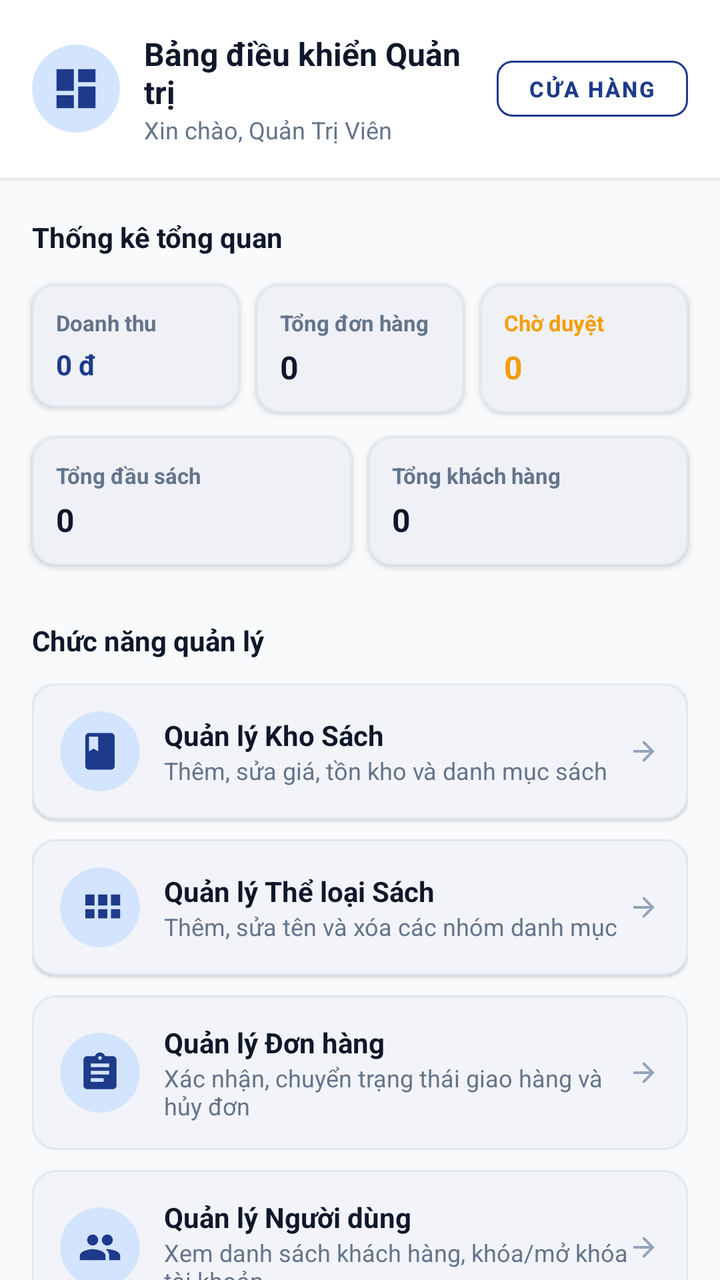
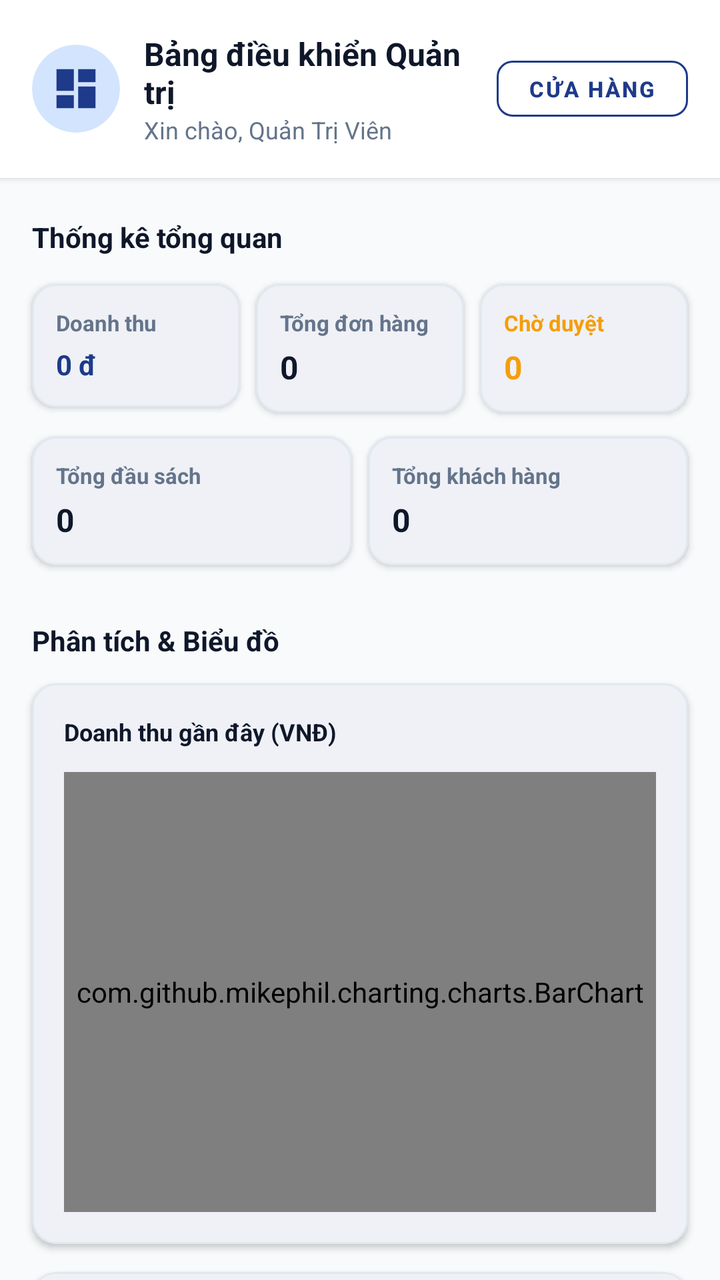

Compare the two renders of this Android layout. The source of the first and the diff that turns it into the second are given below.
<!-- AndroidManifest.xml: application theme Theme.Book_selling_app -->
<!-- res/layout/activity_admin_dashboard.xml -->
<?xml version="1.0" encoding="utf-8"?>
<androidx.core.widget.NestedScrollView xmlns:android="http://schemas.android.com/apk/res/android"
    xmlns:app="http://schemas.android.com/apk/res-auto"
    xmlns:tools="http://schemas.android.com/tools"
    android:layout_width="match_parent"
    android:layout_height="match_parent"
    android:background="@color/background"
    android:fillViewport="true"
    tools:context=".AdminDashboardActivity"
    tools:ignore="HardcodedText,ContentDescription">

    <LinearLayout
        android:layout_width="match_parent"
        android:layout_height="wrap_content"
        android:orientation="vertical"
        android:paddingBottom="40dp">

        
        <LinearLayout
            android:layout_width="match_parent"
            android:layout_height="wrap_content"
            android:background="@color/surface"
            android:elevation="2dp"
            android:orientation="vertical"
            android:paddingStart="16dp"
            android:paddingTop="16dp"
            android:paddingEnd="16dp"
            android:paddingBottom="16dp">

            <LinearLayout
                android:layout_width="match_parent"
                android:layout_height="wrap_content"
                android:gravity="center_vertical"
                android:orientation="horizontal">

                <androidx.cardview.widget.CardView
                    android:layout_width="44dp"
                    android:layout_height="44dp"
                    app:cardBackgroundColor="@color/primary_container"
                    app:cardCornerRadius="22dp"
                    app:cardElevation="0dp">

                    <ImageView
                        android:layout_width="26dp"
                        android:layout_height="26dp"
                        android:layout_gravity="center"
                        android:contentDescription="@null"
                        android:src="@drawable/ic_dashboard"
                        app:tint="@color/primary" />
                </androidx.cardview.widget.CardView>

                <LinearLayout
                    android:layout_width="0dp"
                    android:layout_height="wrap_content"
                    android:layout_marginStart="12dp"
                    android:layout_weight="1"
                    android:orientation="vertical">

                    <TextView
                        android:layout_width="wrap_content"
                        android:layout_height="wrap_content"
                        android:text="Bảng điều khiển Quản trị"
                        android:textColor="@color/text_primary"
                        android:textSize="@dimen/text_lg"
                        android:textStyle="bold" />

                    <TextView
                        android:id="@+id/tvAdminGreeting"
                        android:layout_width="wrap_content"
                        android:layout_height="wrap_content"
                        android:text="Xin chào, Quản Trị Viên"
                        android:textColor="@color/text_secondary"
                        android:textSize="@dimen/text_sm" />
                </LinearLayout>

                <com.google.android.material.button.MaterialButton
                    android:id="@+id/btnSwitchToUser"
                    style="@style/Widget.MaterialComponents.Button.OutlinedButton"
                    android:layout_width="wrap_content"
                    android:layout_height="40dp"
                    android:text="Cửa hàng"
                    android:textColor="@color/primary"
                    android:textSize="@dimen/text_xs"
                    android:textStyle="bold"
                    app:cornerRadius="@dimen/radius_sm"
                    app:strokeColor="@color/primary" />
            </LinearLayout>

        </LinearLayout>

        
        <TextView
            android:layout_width="wrap_content"
            android:layout_height="wrap_content"
            android:layout_marginStart="16dp"
            android:layout_marginTop="20dp"
            android:layout_marginBottom="10dp"
            android:text="Thống kê tổng quan"
            android:textColor="@color/text_primary"
            android:textSize="@dimen/text_md"
            android:textStyle="bold" />

        <LinearLayout
            android:layout_width="match_parent"
            android:layout_height="wrap_content"
            android:orientation="horizontal"
            android:paddingStart="12dp"
            android:paddingEnd="12dp">

            
            <com.google.android.material.card.MaterialCardView
                android:layout_width="0dp"
                android:layout_height="wrap_content"
                android:layout_margin="4dp"
                android:layout_weight="1"
                app:cardBackgroundColor="@color/surface"
                app:cardCornerRadius="@dimen/radius_md"
                app:cardElevation="2dp"
                app:strokeColor="@color/border_subtle"
                app:strokeWidth="1dp">

                <LinearLayout
                    android:layout_width="match_parent"
                    android:layout_height="wrap_content"
                    android:orientation="vertical"
                    android:padding="12dp">

                    <TextView
                        android:layout_width="wrap_content"
                        android:layout_height="wrap_content"
                        android:text="Doanh thu"
                        android:textColor="@color/text_secondary"
                        android:textSize="@dimen/text_xs"
                        android:textStyle="bold" />

                    <TextView
                        android:id="@+id/tvStatRevenue"
                        android:layout_width="wrap_content"
                        android:layout_height="wrap_content"
                        android:layout_marginTop="4dp"
                        android:text="0 đ"
                        android:textColor="@color/primary"
                        android:textSize="@dimen/text_md"
                        android:textStyle="bold" />
                </LinearLayout>
            </com.google.android.material.card.MaterialCardView>

            
            <com.google.android.material.card.MaterialCardView
                android:layout_width="0dp"
                android:layout_height="wrap_content"
                android:layout_margin="4dp"
                android:layout_weight="1"
                app:cardBackgroundColor="@color/surface"
                app:cardCornerRadius="@dimen/radius_md"
                app:cardElevation="2dp"
                app:strokeColor="@color/border_subtle"
                app:strokeWidth="1dp">

                <LinearLayout
                    android:layout_width="match_parent"
                    android:layout_height="wrap_content"
                    android:orientation="vertical"
                    android:padding="12dp">

                    <TextView
                        android:layout_width="wrap_content"
                        android:layout_height="wrap_content"
                        android:text="Tổng đơn hàng"
                        android:textColor="@color/text_secondary"
                        android:textSize="@dimen/text_xs"
                        android:textStyle="bold" />

                    <TextView
                        android:id="@+id/tvStatOrders"
                        android:layout_width="wrap_content"
                        android:layout_height="wrap_content"
                        android:layout_marginTop="4dp"
                        android:text="0"
                        android:textColor="@color/text_primary"
                        android:textSize="@dimen/text_lg"
                        android:textStyle="bold" />
                </LinearLayout>
            </com.google.android.material.card.MaterialCardView>

            
            <com.google.android.material.card.MaterialCardView
                android:layout_width="0dp"
                android:layout_height="wrap_content"
                android:layout_margin="4dp"
                android:layout_weight="1"
                app:cardBackgroundColor="@color/surface"
                app:cardCornerRadius="@dimen/radius_md"
                app:cardElevation="2dp"
                app:strokeColor="@color/border_subtle"
                app:strokeWidth="1dp">

                <LinearLayout
                    android:layout_width="match_parent"
                    android:layout_height="wrap_content"
                    android:orientation="vertical"
                    android:padding="12dp">

                    <TextView
                        android:layout_width="wrap_content"
                        android:layout_height="wrap_content"
                        android:text="Chờ duyệt"
                        android:textColor="@color/status_warning"
                        android:textSize="@dimen/text_xs"
                        android:textStyle="bold" />

                    <TextView
                        android:id="@+id/tvStatPendingOrders"
                        android:layout_width="wrap_content"
                        android:layout_height="wrap_content"
                        android:layout_marginTop="4dp"
                        android:text="0"
                        android:textColor="@color/status_warning"
                        android:textSize="@dimen/text_lg"
                        android:textStyle="bold" />
                </LinearLayout>
            </com.google.android.material.card.MaterialCardView>

        </LinearLayout>

        <LinearLayout
            android:layout_width="match_parent"
            android:layout_height="wrap_content"
            android:layout_marginTop="4dp"
            android:orientation="horizontal"
            android:paddingStart="12dp"
            android:paddingEnd="12dp">

            
            <com.google.android.material.card.MaterialCardView
                android:layout_width="0dp"
                android:layout_height="wrap_content"
                android:layout_margin="4dp"
                android:layout_weight="1"
                app:cardBackgroundColor="@color/surface"
                app:cardCornerRadius="@dimen/radius_md"
                app:cardElevation="2dp"
                app:strokeColor="@color/border_subtle"
                app:strokeWidth="1dp">

                <LinearLayout
                    android:layout_width="match_parent"
                    android:layout_height="wrap_content"
                    android:orientation="vertical"
                    android:padding="12dp">

                    <TextView
                        android:layout_width="wrap_content"
                        android:layout_height="wrap_content"
                        android:text="Tổng đầu sách"
                        android:textColor="@color/text_secondary"
                        android:textSize="@dimen/text_xs"
                        android:textStyle="bold" />

                    <TextView
                        android:id="@+id/tvStatBooks"
                        android:layout_width="wrap_content"
                        android:layout_height="wrap_content"
                        android:layout_marginTop="4dp"
                        android:text="0"
                        android:textColor="@color/text_primary"
                        android:textSize="@dimen/text_lg"
                        android:textStyle="bold" />
                </LinearLayout>
            </com.google.android.material.card.MaterialCardView>

            
            <com.google.android.material.card.MaterialCardView
                android:layout_width="0dp"
                android:layout_height="wrap_content"
                android:layout_margin="4dp"
                android:layout_weight="1"
                app:cardBackgroundColor="@color/surface"
                app:cardCornerRadius="@dimen/radius_md"
                app:cardElevation="2dp"
                app:strokeColor="@color/border_subtle"
                app:strokeWidth="1dp">

                <LinearLayout
                    android:layout_width="match_parent"
                    android:layout_height="wrap_content"
                    android:orientation="vertical"
                    android:padding="12dp">

                    <TextView
                        android:layout_width="wrap_content"
                        android:layout_height="wrap_content"
                        android:text="Tổng khách hàng"
                        android:textColor="@color/text_secondary"
                        android:textSize="@dimen/text_xs"
                        android:textStyle="bold" />

                    <TextView
                        android:id="@+id/tvStatUsers"
                        android:layout_width="wrap_content"
                        android:layout_height="wrap_content"
                        android:layout_marginTop="4dp"
                        android:text="0"
                        android:textColor="@color/text_primary"
                        android:textSize="@dimen/text_lg"
                        android:textStyle="bold" />
                </LinearLayout>
            </com.google.android.material.card.MaterialCardView>

        </LinearLayout>

        
        <TextView
            android:layout_width="wrap_content"
            android:layout_height="wrap_content"
            android:layout_marginStart="16dp"
            android:layout_marginTop="24dp"
            android:layout_marginBottom="12dp"
            android:text="Chức năng quản lý"
            android:textColor="@color/text_primary"
            android:textSize="@dimen/text_md"
            android:textStyle="bold" />

        <LinearLayout
            android:layout_width="match_parent"
            android:layout_height="wrap_content"
            android:orientation="vertical"
            android:paddingStart="16dp"
            android:paddingEnd="16dp">

            
            <com.google.android.material.card.MaterialCardView
                android:id="@+id/cardManageBooks"
                android:layout_width="match_parent"
                android:layout_height="wrap_content"
                android:layout_marginBottom="10dp"
                android:clickable="true"
                android:focusable="true"
                app:cardBackgroundColor="@color/surface"
                app:cardCornerRadius="@dimen/radius_md"
                app:cardElevation="1dp"
                app:strokeColor="@color/border_subtle"
                app:strokeWidth="1dp">

                <LinearLayout
                    android:layout_width="match_parent"
                    android:layout_height="wrap_content"
                    android:gravity="center_vertical"
                    android:orientation="horizontal"
                    android:padding="14dp">

                    <androidx.cardview.widget.CardView
                        android:layout_width="40dp"
                        android:layout_height="40dp"
                        app:cardBackgroundColor="@color/primary_container"
                        app:cardCornerRadius="20dp"
                        app:cardElevation="0dp">

                        <ImageView
                            android:layout_width="22dp"
                            android:layout_height="22dp"
                            android:layout_gravity="center"
                            android:contentDescription="@null"
                            android:src="@drawable/ic_book"
                            app:tint="@color/primary" />
                    </androidx.cardview.widget.CardView>

                    <LinearLayout
                        android:layout_width="0dp"
                        android:layout_height="wrap_content"
                        android:layout_marginStart="12dp"
                        android:layout_weight="1"
                        android:orientation="vertical">

                        <TextView
                            android:layout_width="wrap_content"
                            android:layout_height="wrap_content"
                            android:text="Quản lý Kho Sách"
                            android:textColor="@color/text_primary"
                            android:textSize="@dimen/text_md"
                            android:textStyle="bold" />

                        <TextView
                            android:layout_width="wrap_content"
                            android:layout_height="wrap_content"
                            android:text="Thêm, sửa giá, tồn kho và danh mục sách"
                            android:textColor="@color/text_secondary"
                            android:textSize="@dimen/text_sm" />
                    </LinearLayout>

                    <ImageView
                        android:layout_width="16dp"
                        android:layout_height="16dp"
                        android:contentDescription="@null"
                        android:rotation="180"
                        android:src="@drawable/ic_arrow_back"
                        app:tint="@color/text_muted" />
                </LinearLayout>
            </com.google.android.material.card.MaterialCardView>

            
            <com.google.android.material.card.MaterialCardView
                android:id="@+id/cardManageCategories"
                android:layout_width="match_parent"
                android:layout_height="wrap_content"
                android:layout_marginBottom="10dp"
                android:clickable="true"
                android:focusable="true"
                app:cardBackgroundColor="@color/surface"
                app:cardCornerRadius="@dimen/radius_md"
                app:cardElevation="1dp"
                app:strokeColor="@color/border_subtle"
                app:strokeWidth="1dp">

                <LinearLayout
                    android:layout_width="match_parent"
                    android:layout_height="wrap_content"
                    android:gravity="center_vertical"
                    android:orientation="horizontal"
                    android:padding="14dp">

                    <androidx.cardview.widget.CardView
                        android:layout_width="40dp"
                        android:layout_height="40dp"
                        app:cardBackgroundColor="@color/primary_container"
                        app:cardCornerRadius="20dp"
                        app:cardElevation="0dp">

                        <ImageView
                            android:layout_width="22dp"
                            android:layout_height="22dp"
                            android:layout_gravity="center"
                            android:contentDescription="@null"
                            android:src="@drawable/ic_nav_category"
                            app:tint="@color/primary" />
                    </androidx.cardview.widget.CardView>

                    <LinearLayout
                        android:layout_width="0dp"
                        android:layout_height="wrap_content"
                        android:layout_marginStart="12dp"
                        android:layout_weight="1"
                        android:orientation="vertical">

                        <TextView
                            android:layout_width="wrap_content"
                            android:layout_height="wrap_content"
                            android:text="Quản lý Thể loại Sách"
                            android:textColor="@color/text_primary"
                            android:textSize="@dimen/text_md"
                            android:textStyle="bold" />

                        <TextView
                            android:layout_width="wrap_content"
                            android:layout_height="wrap_content"
                            android:text="Thêm, sửa tên và xóa các nhóm danh mục"
                            android:textColor="@color/text_secondary"
                            android:textSize="@dimen/text_sm" />
                    </LinearLayout>

                    <ImageView
                        android:layout_width="16dp"
                        android:layout_height="16dp"
                        android:contentDescription="@null"
                        android:rotation="180"
                        android:src="@drawable/ic_arrow_back"
                        app:tint="@color/text_muted" />
                </LinearLayout>
            </com.google.android.material.card.MaterialCardView>

            
            <com.google.android.material.card.MaterialCardView
                android:id="@+id/cardManageOrders"
                android:layout_width="match_parent"
                android:layout_height="wrap_content"
                android:layout_marginBottom="10dp"
                android:clickable="true"
                android:focusable="true"
                app:cardBackgroundColor="@color/surface"
                app:cardCornerRadius="@dimen/radius_md"
                app:cardElevation="1dp"
                app:strokeColor="@color/border_subtle"
                app:strokeWidth="1dp">

                <LinearLayout
                    android:layout_width="match_parent"
                    android:layout_height="wrap_content"
                    android:gravity="center_vertical"
                    android:orientation="horizontal"
                    android:padding="14dp">

                    <androidx.cardview.widget.CardView
                        android:layout_width="40dp"
                        android:layout_height="40dp"
                        app:cardBackgroundColor="@color/primary_container"
                        app:cardCornerRadius="20dp"
                        app:cardElevation="0dp">

                        <ImageView
                            android:layout_width="22dp"
                            android:layout_height="22dp"
                            android:layout_gravity="center"
                            android:contentDescription="@null"
                            android:src="@drawable/ic_nav_orders"
                            app:tint="@color/primary" />
                    </androidx.cardview.widget.CardView>

                    <LinearLayout
                        android:layout_width="0dp"
                        android:layout_height="wrap_content"
                        android:layout_marginStart="12dp"
                        android:layout_weight="1"
                        android:orientation="vertical">

                        <TextView
                            android:layout_width="wrap_content"
                            android:layout_height="wrap_content"
                            android:text="Quản lý Đơn hàng"
                            android:textColor="@color/text_primary"
                            android:textSize="@dimen/text_md"
                            android:textStyle="bold" />

                        <TextView
                            android:layout_width="wrap_content"
                            android:layout_height="wrap_content"
                            android:text="Xác nhận, chuyển trạng thái giao hàng và hủy đơn"
                            android:textColor="@color/text_secondary"
                            android:textSize="@dimen/text_sm" />
                    </LinearLayout>

                    <ImageView
                        android:layout_width="16dp"
                        android:layout_height="16dp"
                        android:contentDescription="@null"
                        android:rotation="180"
                        android:src="@drawable/ic_arrow_back"
                        app:tint="@color/text_muted" />
                </LinearLayout>
            </com.google.android.material.card.MaterialCardView>

            
            <com.google.android.material.card.MaterialCardView
                android:id="@+id/cardManageUsers"
                android:layout_width="match_parent"
                android:layout_height="wrap_content"
                android:layout_marginBottom="10dp"
                android:clickable="true"
                android:focusable="true"
                app:cardBackgroundColor="@color/surface"
                app:cardCornerRadius="@dimen/radius_md"
                app:cardElevation="1dp"
                app:strokeColor="@color/border_subtle"
                app:strokeWidth="1dp">

                <LinearLayout
                    android:layout_width="match_parent"
                    android:layout_height="wrap_content"
                    android:gravity="center_vertical"
                    android:orientation="horizontal"
                    android:padding="14dp">

                    <androidx.cardview.widget.CardView
                        android:layout_width="40dp"
                        android:layout_height="40dp"
                        app:cardBackgroundColor="@color/primary_container"
                        app:cardCornerRadius="20dp"
                        app:cardElevation="0dp">

                        <ImageView
                            android:layout_width="22dp"
                            android:layout_height="22dp"
                            android:layout_gravity="center"
                            android:contentDescription="@null"
                            android:src="@drawable/ic_users"
                            app:tint="@color/primary" />
                    </androidx.cardview.widget.CardView>

                    <LinearLayout
                        android:layout_width="0dp"
                        android:layout_height="wrap_content"
                        android:layout_marginStart="12dp"
                        android:layout_weight="1"
                        android:orientation="vertical">

                        <TextView
                            android:layout_width="wrap_content"
                            android:layout_height="wrap_content"
                            android:text="Quản lý Người dùng"
                            android:textColor="@color/text_primary"
                            android:textSize="@dimen/text_md"
                            android:textStyle="bold" />

                        <TextView
                            android:layout_width="wrap_content"
                            android:layout_height="wrap_content"
                            android:text="Xem danh sách khách hàng, khóa/mở khóa tài khoản"
                            android:textColor="@color/text_secondary"
                            android:textSize="@dimen/text_sm" />
                    </LinearLayout>

                    <ImageView
                        android:layout_width="16dp"
                        android:layout_height="16dp"
                        android:contentDescription="@null"
                        android:rotation="180"
                        android:src="@drawable/ic_arrow_back"
                        app:tint="@color/text_muted" />
                </LinearLayout>
            </com.google.android.material.card.MaterialCardView>

        </LinearLayout>

        
        <com.google.android.material.button.MaterialButton
            android:id="@+id/btnAdminLogout"
            style="@style/Widget.MaterialComponents.Button.OutlinedButton"
            android:layout_width="match_parent"
            android:layout_height="@dimen/button_height"
            android:layout_marginStart="16dp"
            android:layout_marginTop="24dp"
            android:layout_marginEnd="16dp"
            android:text="ĐĂNG XUẤT QUẢN TRỊ"
            android:textColor="@color/status_error"
            android:textSize="@dimen/text_md"
            android:textStyle="bold"
            app:cornerRadius="@dimen/radius_md"
            app:strokeColor="@color/status_error" />

    </LinearLayout>

</androidx.core.widget.NestedScrollView>
<!-- resources referenced by this layout -->
<resources>
  <color name="background">#F8FAFC</color>
  <color name="border_subtle">#E2E8F0</color>
  <color name="primary">#1E3A8A</color>
  <color name="primary_container">#D3E4FE</color>
  <color name="status_error">#EF4444</color>
  <color name="status_warning">#F59E0B</color>
  <color name="surface">#FFFFFF</color>
  <color name="text_muted">#94A3B8</color>
  <color name="text_primary">#0F172A</color>
  <color name="text_secondary">#64748B</color>
  <dimen name="button_height">48dp</dimen>
  <dimen name="radius_md">12dp</dimen>
  <dimen name="radius_sm">8dp</dimen>
  <dimen name="text_lg">16sp</dimen>
  <dimen name="text_md">14sp</dimen>
  <dimen name="text_sm">12sp</dimen>
  <dimen name="text_xs">11sp</dimen>
  <!-- drawable ic_arrow_back (drawable) -->
  <vector xmlns:android="http://schemas.android.com/apk/res/android"
      android:width="24dp"
      android:height="24dp"
      android:viewportWidth="24"
      android:viewportHeight="24">
    <path
        android:fillColor="@color/text_primary"
        android:pathData="M20,11H7.83l5.59,-5.59L12,4l-8,8 8,8 1.41,-1.41L7.83,13H20v-2z"/>
  </vector>
  <!-- drawable ic_book (drawable) -->
  <vector xmlns:android="http://schemas.android.com/apk/res/android"
      android:width="24dp"
      android:height="24dp"
      android:viewportWidth="24"
      android:viewportHeight="24">
    <path
        android:fillColor="@color/primary"
        android:pathData="M18,2H6C4.9,2 4,2.9 4,4v16c0,1.1 0.9,2 2,2h12c1.1,0 2,-0.9 2,-2V4C20,2.9 19.1,2 18,2zM6,4h5v8l-2.5,-1.5L6,12V4z"/>
  </vector>
  <!-- drawable ic_dashboard (drawable) -->
  <vector xmlns:android="http://schemas.android.com/apk/res/android"
      android:width="24dp"
      android:height="24dp"
      android:viewportWidth="24"
      android:viewportHeight="24">
      <path
          android:fillColor="@color/primary"
          android:pathData="M3,13h8V3H3v10zm0,8h8v-6H3v6zm10,0h8V11h-8v10zm0,-18v6h8V3h-8z" />
  </vector>
  <!-- drawable ic_nav_category (drawable) -->
  <vector xmlns:android="http://schemas.android.com/apk/res/android"
      android:width="24dp"
      android:height="24dp"
      android:viewportWidth="24"
      android:viewportHeight="24">
    <path
        android:fillColor="#FF000000"
        android:pathData="M4,11h5V5H4v6zm0,7h5v-5H4v5zm7,0h5v-5h-5v5zm7,0h5v-5h-5v5zm-7,-7h5V5h-5v6zm7,-6v6h5V5h-5z"/>
  </vector>
  <!-- drawable ic_nav_orders (drawable) -->
  <vector xmlns:android="http://schemas.android.com/apk/res/android"
      android:width="24dp"
      android:height="24dp"
      android:viewportWidth="24"
      android:viewportHeight="24">
    <path
        android:fillColor="#FF000000"
        android:pathData="M19,3h-4.18C14.4,1.84 13.3,1 12,1c-1.3,0 -2.4,0.84 -2.82,2H5c-1.1,0 -2,0.9 -2,2v14c0,1.1 0.9,2 2,2h14c1.1,0 2,-0.9 2,-2V5c0,-1.1 -0.9,-2 -2,-2zm-7,0c0.55,0 1,0.45 1,1s-0.45,1 -1,1 -1,-0.45 -1,-1 0.45,-1 1,-1zm2,14H7v-2h7v2zm3,-4H7v-2h10v2zm0,-4H7V7h10v2z"/>
  </vector>
  <!-- drawable ic_users (drawable) -->
  <vector xmlns:android="http://schemas.android.com/apk/res/android"
      android:width="24dp"
      android:height="24dp"
      android:viewportWidth="24"
      android:viewportHeight="24">
      <path
          android:fillColor="@color/primary"
          android:pathData="M16,11c1.66,0 2.99,-1.34 2.99,-3S17.66,5 16,5c-1.66,0 -3,1.34 -3,3s1.34,3 3,3zm-8,0c1.66,0 2.99,-1.34 2.99,-3S9.66,5 8,5C6.34,5 5,6.34 5,8s1.34,3 3,3zm0,2c-2.33,0 -7,1.17 -7,3.5V19h14v-2.5c0,-2.33 -4.67,-3.5 -7,-3.5zm8,0c-0.29,0 -0.62,0.02 -0.97,0.05 1.16,0.84 1.97,1.97 1.97,3.45V19h6v-2.5c0,-2.33 -4.67,-3.5 -7,-3.5z" />
  </vector>
  <style name="Theme.Book_selling_app" parent="Base.Theme.Book_selling_app" />
  <color name="primary_dark">#00236F</color>
  <color name="on_primary">#FFFFFF</color>
  <color name="secondary">#D97706</color>
  <color name="on_secondary">#FFFFFF</color>
  <!-- unchanged entries left out for length: 1 -->
</resources>

<!-- the commit's change to res/layout/activity_admin_dashboard.xml (unified diff, before → after) -->
@@ -308,6 +308,88 @@
             </com.google.android.material.card.MaterialCardView>
 
         </LinearLayout>
+
+        
+        <TextView
+            android:layout_width="wrap_content"
+            android:layout_height="wrap_content"
+            android:layout_marginStart="16dp"
+            android:layout_marginTop="24dp"
+            android:layout_marginBottom="12dp"
+            android:text="Phân tích &amp; Biểu đồ"
+            android:textColor="@color/text_primary"
+            android:textSize="@dimen/text_md"
+            android:textStyle="bold" />
+
+        
+        <com.google.android.material.card.MaterialCardView
+            android:layout_width="match_parent"
+            android:layout_height="wrap_content"
+            android:layout_marginStart="16dp"
+            android:layout_marginEnd="16dp"
+            android:layout_marginBottom="14dp"
+            app:cardBackgroundColor="@color/surface"
+            app:cardCornerRadius="@dimen/radius_md"
+            app:cardElevation="2dp"
+            app:strokeColor="@color/border_subtle"
+            app:strokeWidth="1dp">
+
+            <LinearLayout
+                android:layout_width="match_parent"
+                android:layout_height="wrap_content"
+                android:orientation="vertical"
+                android:padding="16dp">
+
+                <TextView
+                    android:layout_width="wrap_content"
+                    android:layout_height="wrap_content"
+                    android:text="Doanh thu gần đây (VNĐ)"
+                    android:textColor="@color/text_primary"
+                    android:textSize="@dimen/text_sm"
+                    android:textStyle="bold" />
+
+                <com.github.mikephil.charting.charts.BarChart
+                    android:id="@+id/barChartRevenue"
+                    android:layout_width="match_parent"
+                    android:layout_height="220dp"
+                    android:layout_marginTop="12dp" />
+            </LinearLayout>
+        </com.google.android.material.card.MaterialCardView>
+
+        
+        <com.google.android.material.card.MaterialCardView
+            android:layout_width="match_parent"
+            android:layout_height="wrap_content"
+            android:layout_marginStart="16dp"
+            android:layout_marginEnd="16dp"
+            android:layout_marginBottom="14dp"
+            app:cardBackgroundColor="@color/surface"
+            app:cardCornerRadius="@dimen/radius_md"
+            app:cardElevation="2dp"
+            app:strokeColor="@color/border_subtle"
+            app:strokeWidth="1dp">
+
+            <LinearLayout
+                android:layout_width="match_parent"
+                android:layout_height="wrap_content"
+                android:orientation="vertical"
+                android:padding="16dp">
+
+                <TextView
+                    android:layout_width="wrap_content"
+                    android:layout_height="wrap_content"
+                    android:text="Tỷ lệ sách theo thể loại"
+                    android:textColor="@color/text_primary"
+                    android:textSize="@dimen/text_sm"
+                    android:textStyle="bold" />
+
+                <com.github.mikephil.charting.charts.PieChart
+                    android:id="@+id/pieChartCategories"
+                    android:layout_width="match_parent"
+                    android:layout_height="220dp"
+                    android:layout_marginTop="12dp" />
+            </LinearLayout>
+        </com.google.android.material.card.MaterialCardView>
 
         
         <TextView
